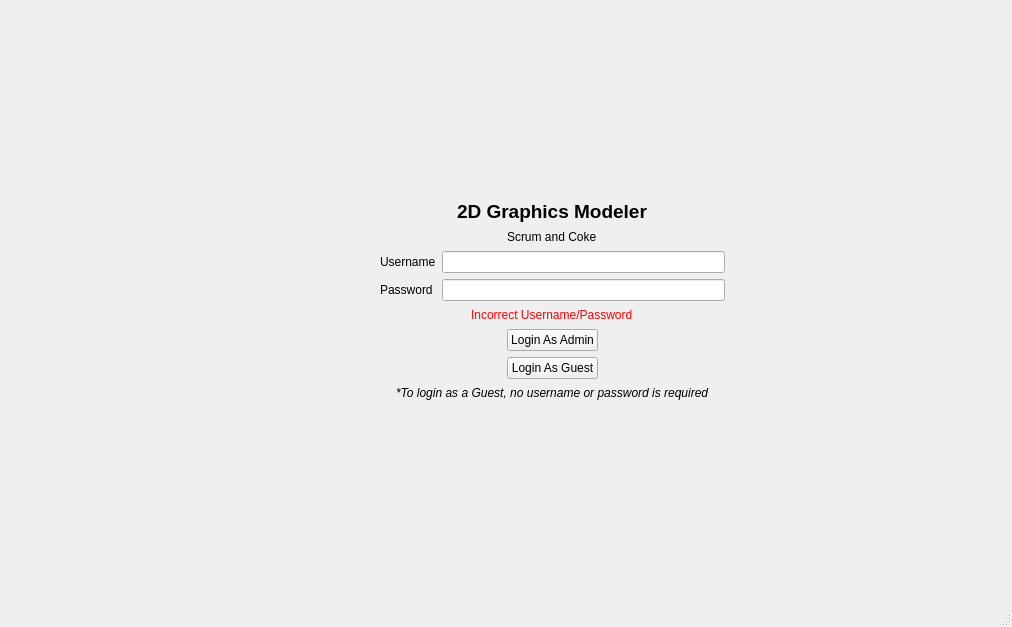
utsavparajuli/CS1C-Group-Project, file CS1C_Graphics_Modeler/mainwindow.ui: the form before one commit.
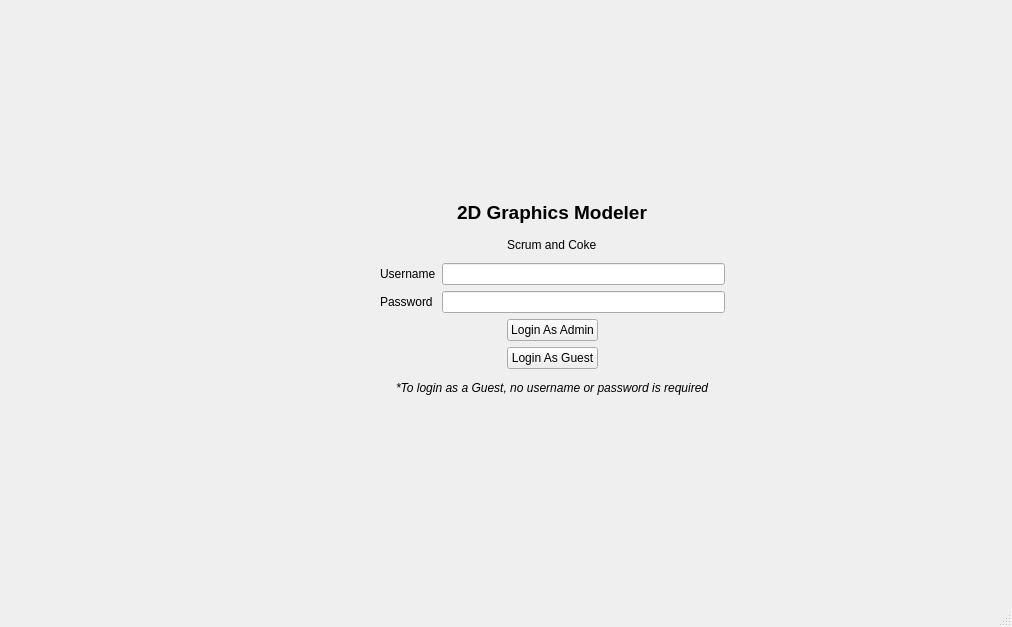
The form after the commit. The open tabs and pages were chosen to show the change.

Diff of the .ui file:
```diff
--- a/CS1C_Graphics_Modeler/mainwindow.ui
+++ b/CS1C_Graphics_Modeler/mainwindow.ui
@@ -82,16 +82,6 @@
          </item>
         </layout>
        </item>
-       <item alignment="Qt::AlignHCenter">
-        <widget class="QLabel" name="IncorrectPasswordLabel">
-         <property name="text">
-          <string>&lt;html&gt;&lt;head/&gt;&lt;body&gt;&lt;p&gt;&lt;span style=&quot; color:#ff0000;&quot;&gt;Incorrect Username/Password&lt;/span&gt;&lt;/p&gt;&lt;/body&gt;&lt;/html&gt;</string>
-         </property>
-         <property name="textFormat">
-          <enum>Qt::AutoText</enum>
-         </property>
-        </widget>
-       </item>
        <item alignment="Qt::AlignHCenter">
         <widget class="QPushButton" name="LoginButton">
          <property name="text">
```
Left out of the diff: 2 changed lines with no effect on the pictures.
